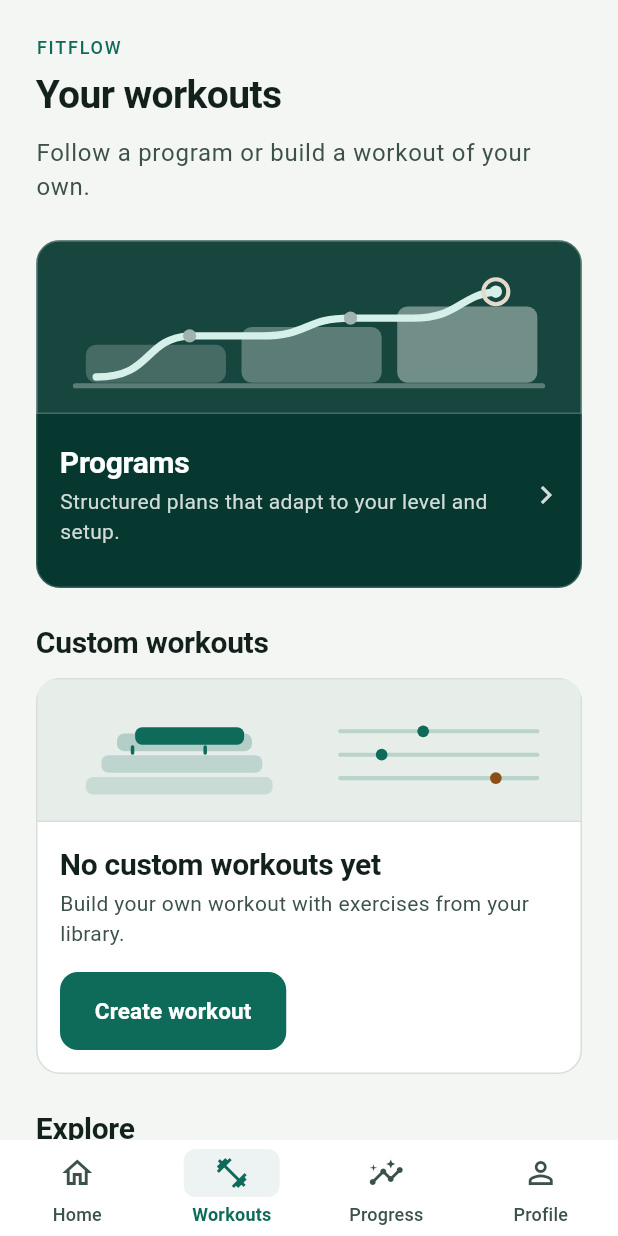
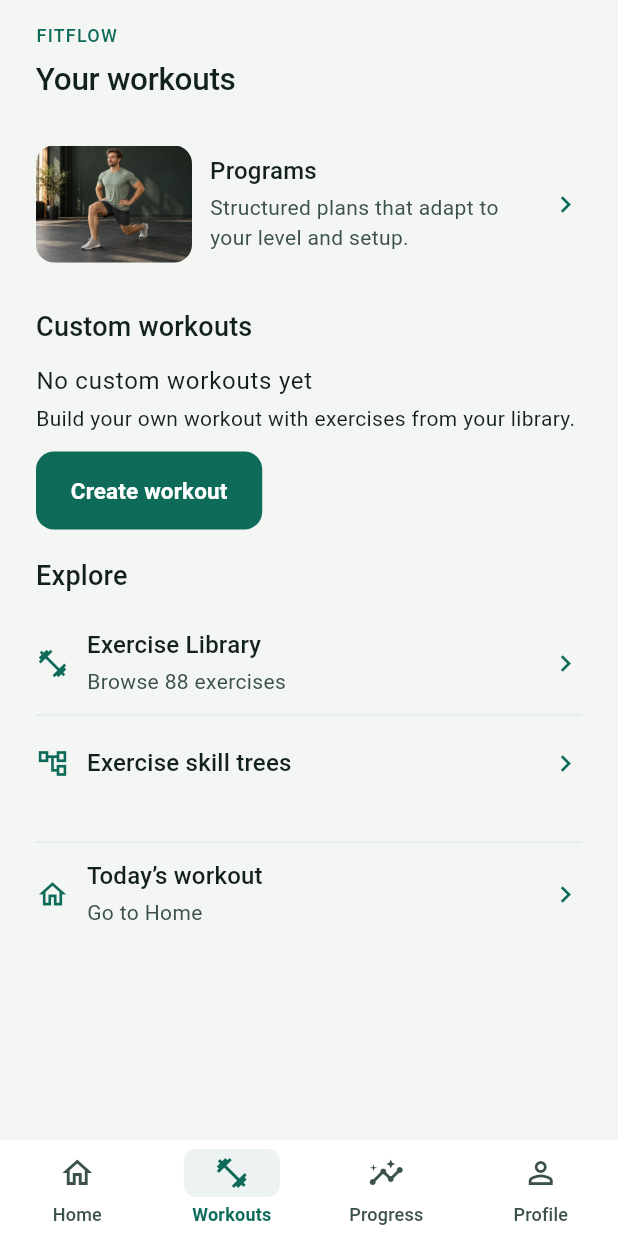
Before and after one commit to mu-spec/fitflow, a Flutter app: the WorkoutsScreen screen opened by its route, on a phone screen of 412 x 824 dp. Run offline on Flutter 3.47's test engine with Material 3 defaults, Android fonts, the phone set to English and light mode, and no system bars; our stand-ins replace file_picker, flutter_local_notifications, flutter_riverpod, flutter_timezone, flutter_tts, go_router and 2 more; accounts and stored records are empty.

Commit message:
feat: simplify Workouts hub with compact media and navigation

```diff
--- a/fitflow/lib/features/workouts/presentation/workouts_screen.dart
+++ b/fitflow/lib/features/workouts/presentation/workouts_screen.dart
@@ -5,13 +5,12 @@ import 'package:fitflow/core/design/fitflow_spacing.dart';
 import 'package:fitflow/core/design/fitflow_theme_extension.dart';
 import 'package:fitflow/core/design/fitflow_visual_v2.dart';
 import 'package:fitflow/core/design/widgets/fitflow_feedback.dart';
-import 'package:fitflow/core/design/widgets/fitflow_v2_feature_art.dart';
-import 'package:fitflow/core/design/widgets/fitflow_v2_feature_card.dart';
-import 'package:fitflow/core/design/widgets/fitflow_v2_exercise_media.dart';
+import 'package:fitflow/core/design/media/fitflow_program_image.dart';
+import 'package:fitflow/core/design/media/program_media_registry.dart';
+import 'package:fitflow/core/design/media/fitflow_exercise_image.dart';
 import 'package:fitflow/l10n/fitflow_l10n.dart';
 import 'package:fitflow/l10n/enum_labels.dart';
 import 'package:fitflow/l10n/locale_format.dart';
-import 'package:fitflow/features/workouts/presentation/widgets/training_presentation.dart';
 import 'package:fitflow/app/router/app_routes.dart';
 import 'package:fitflow/features/onboarding/state/user_fitness_profile_controller.dart';
 import 'package:fitflow/features/programs/presentation/widgets/workouts_program_cards.dart';
@@ -29,14 +28,6 @@ import 'package:go_router/go_router.dart';
 /// custom-workout CRUD and persisted state are unchanged — presentation only.
 class WorkoutsScreen extends ConsumerWidget {
   const WorkoutsScreen({super.key});
-
-  /// Artwork always yields before text; the user's text never shrinks.
-  static double _featureArtHeight(BuildContext context, double width) {
-    final largeText = MediaQuery.textScalerOf(context).scale(16) > 22;
-    if (largeText) return 76;
-    if (width < 360) return 96;
-    return 116;
-  }
 
   /// Restrained entrance for leading sections. Reduced motion is immediate.
   static Widget _entrance(BuildContext context, Widget child) {
@@ -61,7 +52,6 @@ class WorkoutsScreen extends ConsumerWidget {
     // caught by the Part 6 cross-app tests).
     final width = MediaQuery.sizeOf(context).width;
     final inset = width < 360 ? FitFlowSpace.md : FitFlowSpace.screenHorizontal;
-    final artHeight = _featureArtHeight(context, width);
     return Scaffold(
       backgroundColor: v.page,
       body: SafeArea(
@@ -69,69 +59,43 @@ class WorkoutsScreen extends ConsumerWidget {
           child: FitFlowMaxWidth(
             child: Padding(
               padding: EdgeInsets.symmetric(
-                  horizontal: inset, vertical: FitFlowSpace.xl),
+                  horizontal: inset, vertical: FitFlowSpace.md),
               child: Column(
                 crossAxisAlignment: CrossAxisAlignment.stretch,
                 children: [
                   // A. Page header — same header rhythm the product's
                   // canonical V2 Home established.
                   const _WorkoutsHeader(),
-                  const SizedBox(height: FitFlowSpace.xl),
+                  const SizedBox(height: FitFlowSpace.lg),
 
                   // B. Active program continuation (renders nothing when no
                   // real program is active). Behavior and texts unchanged.
                   const ActiveProgramCard(),
 
-                  // C. Programs — the primary discovery feature, carrying
-                  // the strongest visual weight with original art.
-                  _entrance(
-                    context,
-                    FitFlowV2FeatureCard(
-                      key: const Key('v2_programs_feature'),
-                      art: FitFlowV2FeatureArtKind.programs,
-                      title: l.trainingPrograms,
-                      subtitle: l.trainingProgramsHelp,
-                      artHeight: artHeight,
-                      onTap: () => context.push(AppRoutes.programs),
-                    ),
-                  ),
-                  const SizedBox(height: FitFlowSpace.xl),
+                  // Collection navigation, not an active/recommended program.
+                  _entrance(context, const _ProgramsEntry()),
+                  const SizedBox(height: FitFlowSpace.lg),
 
                   // D. Custom Workouts — clearly user-authored content.
                   _entrance(
                     context,
-                    _CustomWorkoutsSection(
-                        customAsync: customAsync, artHeight: artHeight),
+                    _CustomWorkoutsSection(customAsync: customAsync),
                   ),
-                  const SizedBox(height: FitFlowSpace.xl),
+                  const SizedBox(height: FitFlowSpace.lg),
 
                   // E. Explore — compact secondary tools, never rivaling
                   // the primary features.
-                  TrainingHeading(l.trainingExplore),
+                  _HubHeading(l.trainingExplore),
                   const SizedBox(height: FitFlowSpace.sm),
                   _entrance(context, const _ExploreTiles()),
-                  const SizedBox(height: FitFlowSpace.xl),
+                  const SizedBox(height: FitFlowSpace.lg),
 
-                  // F. Adaptive note — preserved verbatim.
-                  FitFlowV2InfoSurface(
-                    tonal: true,
-                    child: Column(
-                      crossAxisAlignment: CrossAxisAlignment.start,
-                      children: [
-                        Text(l.trainingAdaptiveHome,
-                            style: Theme.of(context)
-                                .textTheme
-                                .bodyMedium
-                                ?.copyWith(color: v.onTint)),
-                        const SizedBox(height: FitFlowSpace.xxs),
-                        TextButton(
-                          onPressed: () => context.go(AppRoutes.home),
-                          style: TextButton.styleFrom(
-                              minimumSize: const Size(64, 48)),
-                          child: Text(l.trainingAdaptiveAction),
-                        ),
-                      ],
-                    ),
+                  const Divider(),
+                  _HubNavigationRow(
+                    title: l.trainingAdaptiveHome,
+                    subtitle: l.trainingAdaptiveAction,
+                    icon: Icons.home_outlined,
+                    onTap: () => context.go(AppRoutes.home),
                   ),
                 ],
               ),
@@ -143,7 +107,7 @@ class WorkoutsScreen extends ConsumerWidget {
   }
 }
 
-/// Workouts page header: brand kicker, page title, one-line intro.
+/// Local typography keeps the shared theme and other screens unchanged.
 class _WorkoutsHeader extends StatelessWidget {
   const _WorkoutsHeader();
 
@@ -156,16 +120,17 @@ class _WorkoutsHeader extends StatelessWidget {
       crossAxisAlignment: CrossAxisAlignment.start,
       children: [
         Text(l.homeBrand,
-            style:
-                text.labelMedium?.copyWith(color: t.brand, letterSpacing: 1.2)),
+            style: text.labelMedium?.copyWith(
+                color: t.brand,
+                fontWeight: FontWeight.w500,
+                letterSpacing: .8)),
         const SizedBox(height: FitFlowSpace.xs),
         Semantics(
           header: true,
-          child: Text(l.trainingWorkoutsTitle, style: text.headlineMedium),
+          child: Text(l.trainingWorkoutsTitle,
+              style: text.titleLarge
+                  ?.copyWith(fontSize: 21, fontWeight: FontWeight.w500)),
         ),
-        const SizedBox(height: FitFlowSpace.sm),
-        Text(l.trainingWorkoutsIntro,
-            style: text.bodyLarge?.copyWith(color: t.textSecondary)),
       ],
     );
   }
@@ -174,11 +139,9 @@ class _WorkoutsHeader extends StatelessWidget {
 /// Custom Workouts section: designed empty state and the existing authored
 /// list, split from the screen so the section can enter as one unit.
 class _CustomWorkoutsSection extends ConsumerWidget {
-  const _CustomWorkoutsSection(
-      {required this.customAsync, required this.artHeight});
+  const _CustomWorkoutsSection({required this.customAsync});
 
   final AsyncValue<List<CustomWorkoutTemplate>> customAsync;
-  final double artHeight;
 
   @override
   Widget build(BuildContext context, WidgetRef ref) {
@@ -186,21 +149,25 @@ class _CustomWorkoutsSection extends ConsumerWidget {
     return Column(
       crossAxisAlignment: CrossAxisAlignment.stretch,
       children: [
-        TrainingHeading(l.trainingCustom),
+        _HubHeading(l.trainingCustom),
         const SizedBox(height: FitFlowSpace.sm),
         customAsync.when(
           data: (templates) => templates.isEmpty
-              ? FitFlowV2FeatureCard(
+              ? Column(
                   key: const Key('v2_custom_empty'),
-                  art: FitFlowV2FeatureArtKind.customWorkout,
-                  title: l.trainingCustomEmpty,
-                  subtitle: l.trainingCustomHelp,
-                  emphasis: FitFlowV2FeatureCardEmphasis.secondary,
-                  artHeight: artHeight - 20,
-                  primaryAction: FilledButton(
+                  crossAxisAlignment: CrossAxisAlignment.start,
+                  children: [
+                    Text(l.trainingCustomEmpty,
+                        style: Theme.of(context).textTheme.bodyLarge),
+                    const SizedBox(height: FitFlowSpace.xxs),
+                    Text(l.trainingCustomHelp,
+                        style: Theme.of(context).textTheme.bodyMedium),
+                    const SizedBox(height: FitFlowSpace.sm),
+                    FilledButton(
                       onPressed: () => context.push(AppRoutes.customWorkoutNew),
                       child: Text(l.trainingCreate),
                     ),
+                  ],
                 )
               : Column(
                   crossAxisAlignment: CrossAxisAlignment.start,
@@ -214,8 +181,10 @@ class _CustomWorkoutsSection extends ConsumerWidget {
                         label: Text(l.trainingCreateCustom),
                       ),
                     ),
-                    for (final template in templates)
-                      _CustomWorkoutCard(template: template),
+                    for (var index = 0; index < templates.length; index++) ...[
+                      if (index > 0) const Divider(),
+                      _CustomWorkoutCard(template: templates[index]),
+                    ],
                   ],
                 ),
           loading: () => Padding(
@@ -282,8 +251,8 @@ class _CustomWorkoutCard extends ConsumerWidget {
         firstMainEntry == null ? null : catalogById[firstMainEntry.exerciseId];
 
     return Padding(
-      padding: const EdgeInsets.only(bottom: FitFlowSpace.sm),
-      child: FitFlowV2InfoSurface(
+      key: ValueKey('workouts_custom_${template.id}'),
+      padding: const EdgeInsets.symmetric(vertical: FitFlowSpace.sm),
       child: Column(
         crossAxisAlignment: CrossAxisAlignment.start,
         children: [
@@ -291,8 +260,8 @@ class _CustomWorkoutCard extends ConsumerWidget {
             crossAxisAlignment: CrossAxisAlignment.start,
             children: [
               if (firstMainExercise != null) ...[
-                  FitFlowV2ExerciseMedia.forExercise(
-                    exercise: firstMainExercise,
+                FitFlowExerciseImage.thumbnail(
+                  exerciseId: firstMainExercise.id,
                   width: 52,
                   height: 52,
                 ),
@@ -307,7 +276,7 @@ class _CustomWorkoutCard extends ConsumerWidget {
                       child: Text(
                         template.name,
                         style: theme.textTheme.titleMedium
-                              ?.copyWith(fontWeight: FontWeight.w600),
+                            ?.copyWith(fontWeight: FontWeight.w500),
                       ),
                     ),
                     const SizedBox(height: FitFlowSpace.xxs),
@@ -425,13 +394,11 @@ class _CustomWorkoutCard extends ConsumerWidget {
           ),
         ],
       ),
-      ),
     );
   }
 }
 
-/// Secondary Explore destinations in a two-column grid only when labels stay
-/// readable; otherwise a single readable column. Same two real routes.
+/// Secondary destinations use the same compact native navigation rows.
 class _ExploreTiles extends StatelessWidget {
   const _ExploreTiles();
 
@@ -439,39 +406,111 @@ class _ExploreTiles extends StatelessWidget {
   Widget build(BuildContext context) {
     final l = context.l10n;
     final exerciseCount = ExerciseCatalog.all.where((e) => e.active).length;
-    final library = FitFlowV2ExploreTile(
-      art: FitFlowV2FeatureArtKind.exerciseLibrary,
+    return Column(children: [
+      _HubNavigationRow(
         title: l.trainingLibrary,
         subtitle: l.trainingBrowse(exerciseCount),
+        icon: Icons.fitness_center_outlined,
         onTap: () => context.push(AppRoutes.exerciseLibrary),
-    );
-    final skills = FitFlowV2ExploreTile(
-      art: FitFlowV2FeatureArtKind.skillTree,
+      ),
+      const Divider(height: 1),
+      _HubNavigationRow(
         title: l.trainingSkills,
-      subtitle: l.trainingSkillsHelp,
+        icon: Icons.account_tree_outlined,
         onTap: () => context.push(AppRoutes.skillTrees),
-    );
-    return LayoutBuilder(builder: (context, c) {
-      final two =
-          c.maxWidth >= 520 && MediaQuery.textScalerOf(context).scale(16) <= 22;
-      if (!two) {
-        return Column(
-          crossAxisAlignment: CrossAxisAlignment.stretch,
-          children: [
-            library,
-            const SizedBox(height: FitFlowSpace.sm),
-            skills,
-          ],
-        );
+      ),
+    ]);
   }
-      return Row(
-        crossAxisAlignment: CrossAxisAlignment.start,
-        children: [
-          Expanded(child: library),
-          const SizedBox(width: FitFlowSpace.sm),
-          Expanded(child: skills),
-        ],
+}
+
+class _ProgramsEntry extends StatelessWidget {
+  const _ProgramsEntry();
+
+  @override
+  Widget build(BuildContext context) =>
+      LayoutBuilder(builder: (context, constraints) {
+        final compact = constraints.maxWidth < 340 ||
+            MediaQuery.textScalerOf(context).scale(16) > 22;
+        final width = compact ? 80.0 : 104.0;
+        return _HubNavigationRow(
+          key: const Key('v2_programs_feature'),
+          // A representative collection cover is decoration, never a recommendation.
+          leading: FitFlowProgramImage(
+            programId: ProgramMediaRegistry.entries.first.programId,
+            width: width,
+            height: width * 3 / 4,
+          ),
+          title: context.l10n.trainingPrograms,
+          subtitle: context.l10n.trainingProgramsHelp,
+          onTap: () => context.push(AppRoutes.programs),
         );
       });
 }
+
+class _HubHeading extends StatelessWidget {
+  const _HubHeading(this.title);
+  final String title;
+
+  @override
+  Widget build(BuildContext context) => Semantics(
+        header: true,
+        child: Text(title,
+            style: Theme.of(context)
+                .textTheme
+                .titleMedium
+                ?.copyWith(fontSize: 18, fontWeight: FontWeight.w500)),
+      );
 }
+
+/// Native focus, press feedback and tap semantics without another enclosing card.
+class _HubNavigationRow extends StatelessWidget {
+  const _HubNavigationRow(
+      {super.key,
+      required this.title,
+      required this.onTap,
+      this.subtitle,
+      this.icon,
+      this.leading});
+  final String title;
+  final String? subtitle;
+  final IconData? icon;
+  final Widget? leading;
+  final VoidCallback onTap;
+
+  @override
+  Widget build(BuildContext context) {
+    final colors = FitFlowTheme.of(context);
+    final text = Theme.of(context).textTheme;
+    return TextButton(
+      onPressed: onTap,
+      style: TextButton.styleFrom(
+        minimumSize: const Size(48, 64),
+        padding: const EdgeInsets.symmetric(vertical: FitFlowSpace.sm),
+        foregroundColor: colors.brand,
+      ),
+      child: Row(children: [
+        if (leading != null || icon != null) ...[
+          leading ?? ExcludeSemantics(child: Icon(icon, size: 22)),
+          const SizedBox(width: FitFlowSpace.sm),
+        ],
+        Expanded(
+            child: Column(
+          crossAxisAlignment: CrossAxisAlignment.start,
+          children: [
+            Text(title,
+                style: text.titleMedium?.copyWith(
+                    color: colors.textPrimary, fontWeight: FontWeight.w500)),
+            if (subtitle != null) ...[
+              const SizedBox(height: FitFlowSpace.xxs),
+              Text(subtitle!,
+                  style:
+                      text.bodyMedium?.copyWith(color: colors.textSecondary)),
+            ],
+          ],
+        )),
+        const SizedBox(width: FitFlowSpace.xs),
+        const ExcludeSemantics(child: Icon(Icons.chevron_right, size: 22)),
+      ]),
+    );
+  }
+}
--- a/fitflow/lib/l10n/app_en.arb
+++ b/fitflow/lib/l10n/app_en.arb
@@ -776,7 +776,7 @@
   "flowDecisionMinimum": "Already at the starting level; no level change.",
   "trainingWorkoutsTitle": "Your workouts",
   "trainingWorkoutsIntro": "Follow a program or build a workout of your own.",
-  "trainingAdaptiveHome": "Looking for today’s adaptive workout?",
+  "trainingAdaptiveHome": "Today’s workout",
   "trainingAdaptiveAction": "Go to Home",
   "trainingPrograms": "Programs",
   "trainingProgramsHelp": "Structured plans that adapt to your level and setup.",
--- a/fitflow/lib/l10n/app_localizations.dart
+++ b/fitflow/lib/l10n/app_localizations.dart
@@ -2480,7 +2480,7 @@ abstract class AppLocalizations {
   /// No description provided for @trainingAdaptiveHome.
   ///
   /// In en, this message translates to:
-  /// **'Looking for today’s adaptive workout?'**
+  /// **'Today’s workout'**
   String get trainingAdaptiveHome;
 
   /// No description provided for @trainingAdaptiveAction.
--- a/fitflow/lib/l10n/app_localizations_en.dart
+++ b/fitflow/lib/l10n/app_localizations_en.dart
@@ -1424,7 +1424,7 @@ class AppLocalizationsEn extends AppLocalizations {
       'Follow a program or build a workout of your own.';
 
   @override
-  String get trainingAdaptiveHome => 'Looking for today’s adaptive workout?';
+  String get trainingAdaptiveHome => 'Today’s workout';
 
   @override
   String get trainingAdaptiveAction => 'Go to Home';
```
Also changed, not shown: 3 other files. Lines whose indentation alone changed are shown as unchanged.
